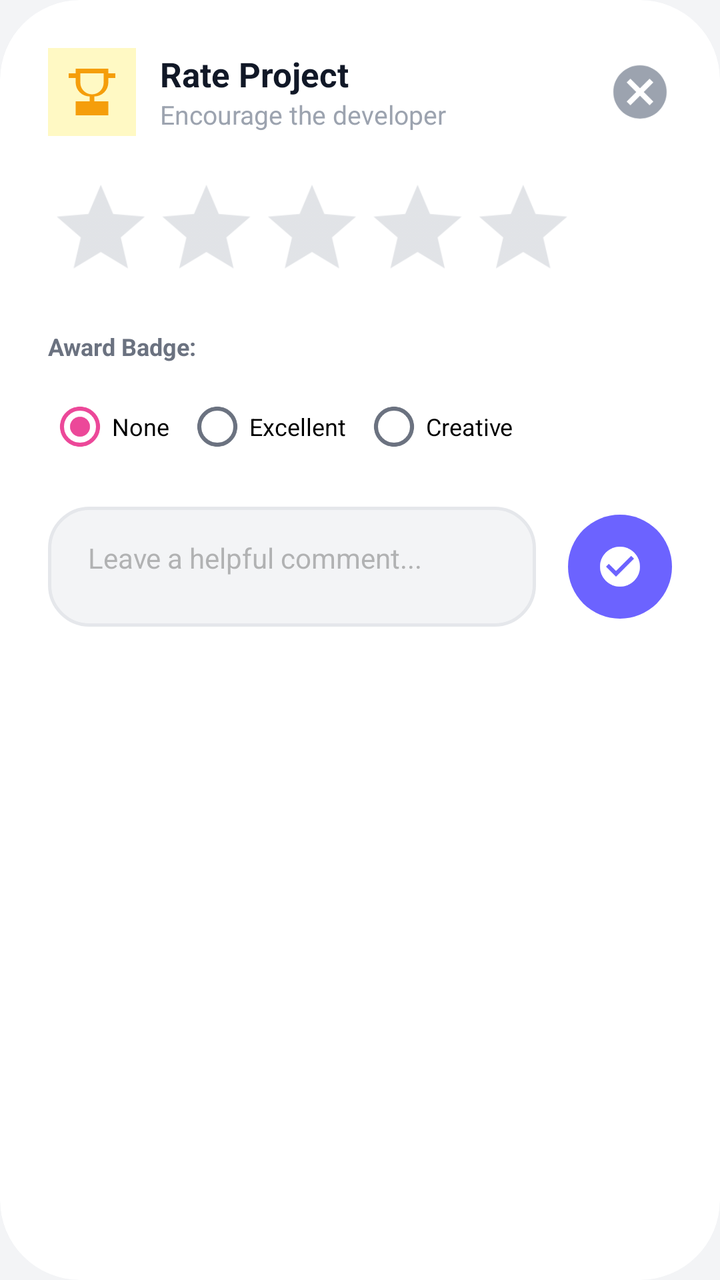
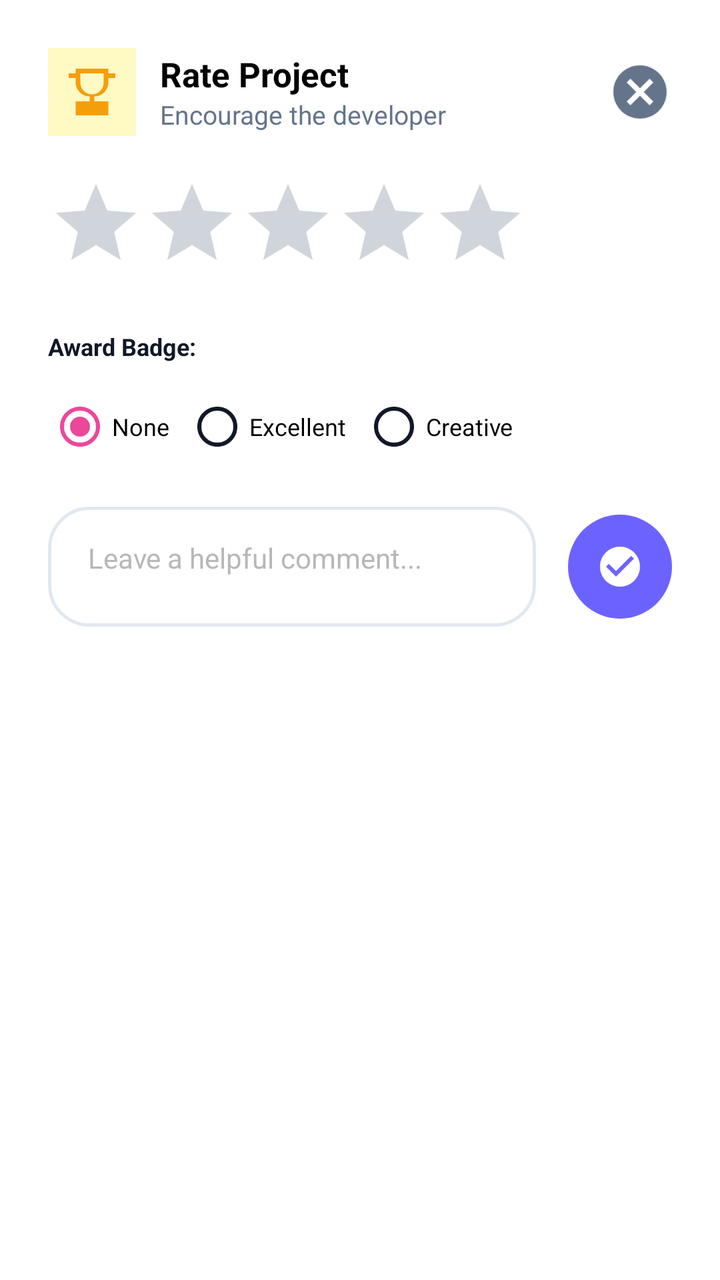

Before-and-after screenshots of an Android layout around one commit, followed by the original layout XML and the change that was made.
<!-- AndroidManifest.xml: application theme Theme.UniCourseHub -->
<!-- res/layout/dialog_rate_project.xml -->
<?xml version="1.0" encoding="utf-8"?>
<androidx.cardview.widget.CardView xmlns:android="http://schemas.android.com/apk/res/android"
    xmlns:app="http://schemas.android.com/apk/res-auto"
    android:layout_width="match_parent"
    android:layout_height="wrap_content"
    app:cardCornerRadius="40dp"
    app:cardElevation="0dp"
    app:cardBackgroundColor="@color/white">

    <LinearLayout
        android:layout_width="match_parent"
        android:layout_height="wrap_content"
        android:orientation="vertical"
        android:padding="24dp">

        <RelativeLayout
            android:layout_width="match_parent"
            android:layout_height="wrap_content">

            <ImageView
                android:id="@+id/ivIcon"
                android:layout_width="44dp"
                android:layout_height="44dp"
                android:src="@drawable/ic_trophy"
                app:tint="@color/warning"
                android:background="#FFF9C4"
                android:padding="8dp" />

            <LinearLayout
                android:layout_width="wrap_content"
                android:layout_height="wrap_content"
                android:layout_marginStart="12dp"
                android:layout_toEndOf="@id/ivIcon"
                android:layout_centerVertical="true"
                android:orientation="vertical">

                <TextView
                    android:id="@+id/tvTitle"
                    android:layout_width="wrap_content"
                    android:layout_height="wrap_content"
                    android:text="Rate Project"
                    android:textColor="@color/text_primary"
                    android:textSize="17sp"
                    android:textStyle="bold" />

                <TextView
                    android:id="@+id/tvSubtitle"
                    android:layout_width="wrap_content"
                    android:layout_height="wrap_content"
                    android:text="Encourage the developer"
                    android:textColor="@color/text_hint"
                    android:textSize="13sp" />
            </LinearLayout>

            <ImageView
                android:id="@+id/btnClose"
                android:layout_width="32dp"
                android:layout_height="32dp"
                android:layout_alignParentEnd="true"
                android:layout_centerVertical="true"
                android:src="@drawable/ic_close_circle"
                app:tint="@color/text_hint"
                android:clickable="true"
                android:focusable="true" />
        </RelativeLayout>

        <RatingBar
            android:id="@+id/dialogRatingBar"
            android:layout_width="wrap_content"
            android:layout_height="wrap_content"
            android:layout_marginTop="20dp"
            android:numStars="5"
            android:stepSize="1.0"
            android:theme="@style/RatingBarTheme"
            android:scaleX="1.1"
            android:scaleY="1.1"
            android:transformPivotX="0dp" />

        <TextView
            android:layout_width="wrap_content"
            android:layout_height="wrap_content"
            android:layout_marginTop="20dp"
            android:text="Award Badge:"
            android:textColor="@color/text_secondary"
            android:textSize="12sp"
            android:textStyle="bold" />

        <RadioGroup
            android:id="@+id/rgBadges"
            android:layout_width="match_parent"
            android:layout_height="wrap_content"
            android:layout_marginTop="8dp"
            android:orientation="horizontal">

            <RadioButton
                android:id="@+id/rbNone"
                android:layout_width="wrap_content"
                android:layout_height="wrap_content"
                android:text="None"
                android:checked="true"
                android:textSize="12sp" />

            <RadioButton
                android:id="@+id/rbExcellent"
                android:layout_width="wrap_content"
                android:layout_height="wrap_content"
                android:layout_marginStart="8dp"
                android:text="Excellent"
                android:textSize="12sp" />

            <RadioButton
                android:id="@+id/rbCreative"
                android:layout_width="wrap_content"
                android:layout_height="wrap_content"
                android:layout_marginStart="8dp"
                android:text="Creative"
                android:textSize="12sp" />
        </RadioGroup>

        <LinearLayout
            android:layout_width="match_parent"
            android:layout_height="wrap_content"
            android:layout_marginTop="16dp"
            android:gravity="center_vertical"
            android:orientation="horizontal">

            <EditText
                android:id="@+id/etProjectComment"
                style="@style/InputField"
                android:layout_width="0dp"
                android:layout_height="wrap_content"
                android:layout_weight="1"
                android:background="@drawable/bg_input_field"
                android:hint="Leave a helpful comment..."
                android:inputType="textMultiLine"
                android:maxLines="3"
                android:minHeight="60dp"
                android:padding="16dp"
                android:gravity="top"
                android:textSize="14sp" />

            <ImageButton
                android:id="@+id/btnSubmit"
                android:layout_width="52dp"
                android:layout_height="52dp"
                android:layout_marginStart="16dp"
                android:background="@drawable/bg_pill_purple"
                android:src="@drawable/ic_check_circle"
                app:tint="@color/white" />
        </LinearLayout>

    </LinearLayout>
</androidx.cardview.widget.CardView>
<!-- resources referenced by this layout -->
<resources>
  <color name="text_hint">#9CA3AF</color>
  <color name="text_primary">#111827</color>
  <color name="text_secondary">#6B7280</color>
  <color name="warning">#F59E0B</color>
  <color name="white">#FFFFFF</color>
  <!-- drawable bg_input_field (drawable) -->
  <?xml version="1.0" encoding="utf-8"?>
  <shape xmlns:android="http://schemas.android.com/apk/res/android">
      <solid android:color="@color/background" />
      <stroke android:width="1.5dp" android:color="@color/divider" />
      <corners android:radius="20dp" />
  </shape>
  <!-- drawable bg_pill_purple (drawable) -->
  <?xml version="1.0" encoding="utf-8"?>
  <shape xmlns:android="http://schemas.android.com/apk/res/android">
      <solid android:color="@color/primary" />
      <corners android:radius="28dp" />
  </shape>
  <!-- drawable ic_check_circle (drawable) -->
  <?xml version="1.0" encoding="utf-8"?>
  <vector xmlns:android="http://schemas.android.com/apk/res/android"
      android:width="24dp"
      android:height="24dp"
      android:viewportWidth="24"
      android:viewportHeight="24"
      android:tint="?attr/colorControlNormal">
      <path
          android:fillColor="#FF000000"
          android:pathData="M12,2C6.48,2 2,6.48 2,12S6.48,22 12,22 22,17.52 22,12 17.52,2 12,2M10,17L5,12L6.41,10.59L10,14.17L17.59,6.58L19,8L10,17Z" />
  </vector>
  <!-- drawable ic_trophy (drawable) -->
  <?xml version="1.0" encoding="utf-8"?>
  <vector xmlns:android="http://schemas.android.com/apk/res/android"
      android:width="24dp"
      android:height="24dp"
      android:viewportWidth="24"
      android:viewportHeight="24"
      android:tint="?attr/colorControlNormal">
      <path
          android:fillColor="#FF000000"
          android:pathData="M5,4H2V6H5V8A6,6 0 0,0 11,13.9V16H5V22H19V16H13V13.9A6,6 0 0,0 19,8V6H22V4H19V2H5V4M7,4H17V8A5,5 0 0,1 12,13A5,5 0 0,1 7,8V4Z" />
  </vector>
  <style name="RatingBarTheme" parent="Theme.AppCompat">
          <item name="colorControlNormal">@color/text_hint</item>
          <item name="colorControlActivated">@color/warning</item>
      </style>
  <color name="background">#F3F4F6</color>
  <color name="divider">#E5E7EB</color>
  <color name="primary">#6C63FF</color>
  <color name="primary_dark">#4F46E5</color>
  <color name="secondary_pink">#EC4899</color>
  <color name="surface">#FFFFFF</color>
  <style name="ShapeAppearance.UniCourseHub.Small" parent="ShapeAppearance.MaterialComponents.SmallComponent">
          <item name="cornerFamily">rounded</item>
          <item name="cornerSize">12dp</item>
      </style>
  <style name="ShapeAppearance.UniCourseHub.Medium" parent="ShapeAppearance.MaterialComponents.MediumComponent">
          <item name="cornerFamily">rounded</item>
          <item name="cornerSize">28dp</item>
      </style>
  <style name="ShapeAppearance.UniCourseHub.Large" parent="ShapeAppearance.MaterialComponents.LargeComponent">
          <item name="cornerFamily">rounded</item>
          <item name="cornerSize">40dp</item>
      </style>
  <style name="Widget.UniCourseHub.BottomNavigationView" parent="Widget.MaterialComponents.BottomNavigationView">
          <item name="itemShapeAppearance">@style/ShapeAppearance.UniCourseHub.Small</item>
          <item name="itemShapeAppearanceOverlay">@style/ShapeAppearance.UniCourseHub.Small</item>
          <item name="itemIconSize">24dp</item>
          <item name="labelVisibilityMode">labeled</item>
          <item name="backgroundTint">@color/surface</item>
          <item name="elevation">8dp</item>
      </style>
  <!-- unchanged entries left out for length: 3 -->
</resources>

<!-- the commit's change to res/layout/dialog_rate_project.xml (unified diff, before → after) -->
@@ -71,10 +71,7 @@
             android:layout_marginTop="20dp"
             android:numStars="5"
             android:stepSize="1.0"
-            android:theme="@style/RatingBarTheme"
-            android:scaleX="1.1"
-            android:scaleY="1.1"
-            android:transformPivotX="0dp" />
+            android:theme="@style/RatingBarTheme" />
 
         <TextView
             android:layout_width="wrap_content"
<!-- resource entries referenced after the edit -->
@@ -1,8 +1,8 @@
 <!-- resources referenced by this layout -->
 <resources>
-  <color name="text_hint">#9CA3AF</color>
-  <color name="text_primary">#111827</color>
-  <color name="text_secondary">#6B7280</color>
+  <color name="text_hint">#64748B</color>
+  <color name="text_primary">#000000</color>
+  <color name="text_secondary">#111827</color>
   <color name="warning">#F59E0B</color>
   <color name="white">#FFFFFF</color>
   <!-- drawable bg_input_field (drawable) -->
@@ -46,8 +46,8 @@
           <item name="colorControlNormal">@color/text_hint</item>
           <item name="colorControlActivated">@color/warning</item>
       </style>
-  <color name="background">#F3F4F6</color>
-  <color name="divider">#E5E7EB</color>
+  <color name="background">#FFFFFF</color>
+  <color name="divider">#E2E8F0</color>
   <color name="primary">#6C63FF</color>
   <color name="primary_dark">#4F46E5</color>
   <color name="secondary_pink">#EC4899</color>
